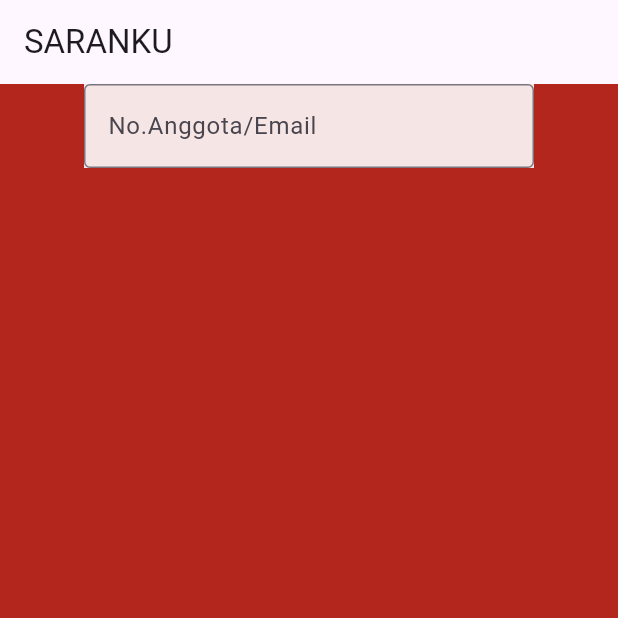
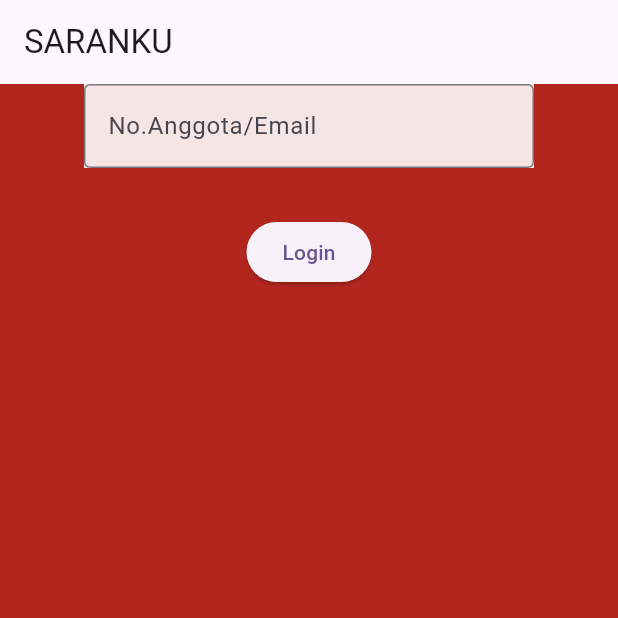
Before and after one commit to Schneider182/appSaranakuu, a Flutter app: the screen it shows after launch, on a phone screen of 412 x 824 dp, the top half of it. Run offline on Flutter 3.47's test engine with Material 3 defaults, Android fonts, the phone set to English and light mode, and no system bars.

Commit message:
Oct 8, 2026, 10:12 AM

```diff
--- a/lib/login.dart
+++ b/lib/login.dart
@@ -14,7 +14,9 @@ class _LoginPageState extends State<LoginPage> {
 
   Widget build(BuildContext context) {
     return Scaffold(
-    appBar : AppBar(title: Text("SARANKU")),
+    appBar : AppBar(title:
+
+    Text("SARANKU")),
     backgroundColor: Color.fromARGB(255, 179, 38, 30),
     body: Column(
       children: [
@@ -33,7 +35,18 @@ class _LoginPageState extends State<LoginPage> {
             } ,
            ),
           )
-        )
+        ),
+
+        Padding(padding: EdgeInsets.all(16)),
+        ElevatedButton(
+          child: Text("Login"),
+          onPressed: () {
+              print(inputAnggota.text);
+              print(inputSandi.text);
+              //Navigator.pushNamed(context, "/home"),
+              Navigator.pushNamed(context, "/home" );
+          },
+        ),
       ],
     ),
     );
```
